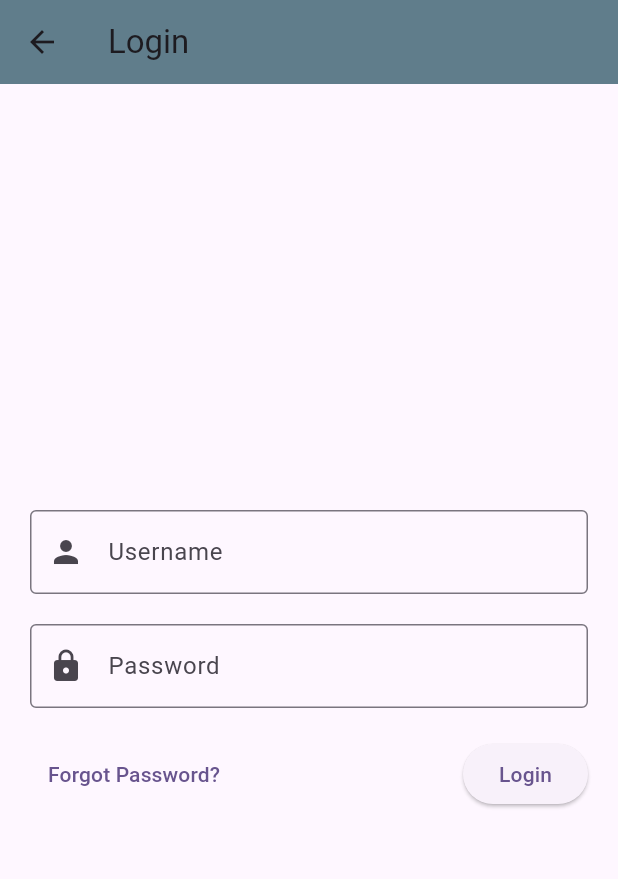
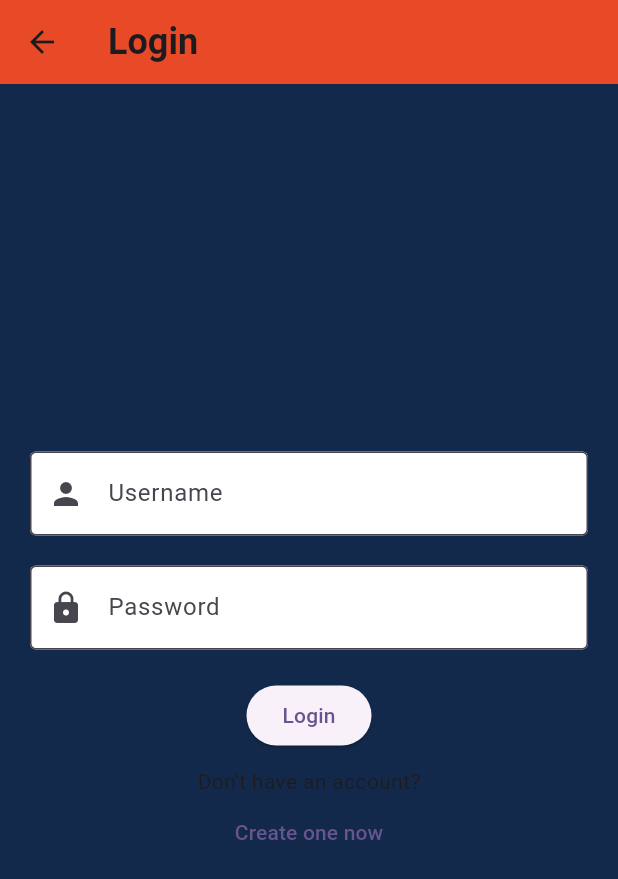
Before and after one commit to SiGMobileUIUC/cu_foodtruck_finder, a Flutter app: the LoginPage screen opened directly, on a phone screen of 412 x 824 dp. Shown: the top 879 px of the screen. Run offline on Flutter 3.47's test engine with Material 3 defaults, Android fonts, the phone set to English and light mode, and no system bars; Roboto replaces fonts that are missing (CustomFont).

Commit message:
Polished UI more

```diff
--- a/lib/src/app/pages/login.dart
+++ b/lib/src/app/pages/login.dart
@@ -6,9 +6,17 @@ class LoginPage extends StatelessWidget {
   @override
   Widget build(BuildContext context) {
     return Scaffold(
+      backgroundColor: const Color(0xFF13294B),
       appBar: AppBar(
-        title: const Text("Login"),
-        backgroundColor: Colors.blueGrey,
+        title: const Text(
+          'Login',
+          style: TextStyle(
+            fontFamily: 'CustomFont',
+            fontSize: 24,
+            fontWeight: FontWeight.bold,
+          ),
+        ),
+        backgroundColor: const Color(0xFFE84A27),
       ),
       body: Padding(
         padding: const EdgeInsets.all(20.0),
@@ -20,6 +28,8 @@ class LoginPage extends StatelessWidget {
                 labelText: "Username",
                 prefixIcon: Icon(Icons.person),
                 border: OutlineInputBorder(),
+                filled: true,
+                fillColor: Colors.white,
               ),
             ),
             const SizedBox(height: 20),
@@ -28,32 +38,21 @@ class LoginPage extends StatelessWidget {
                 labelText: "Password",
                 prefixIcon: Icon(Icons.lock),
                 border: OutlineInputBorder(),
+                filled: true,
+                fillColor: Colors.white,
               ),
               obscureText: true,
             ),
             const SizedBox(height: 20),
-            Row(
-              mainAxisAlignment: MainAxisAlignment.center,
-              children: [
-                Expanded(
-                  child: Align(
-                   alignment: Alignment.centerLeft,
-                    child: TextButton(
-                     onPressed: () {},
-                     child: const Text("Forgot Password?"),
-                    ),
-                 ),
-                ),
-                Expanded(
-                child: Align(
-                  alignment: Alignment.centerRight,
-                  child: ElevatedButton(
-                    onPressed: () {},
-                    child: const Text("Login"),
-                  ),
-                ),
-               ),
-              ],
+            ElevatedButton(
+              onPressed: () {},
+              child: const Text("Login"),
+            ),
+            const SizedBox(height: 10),
+            const Text("Don't have an account?"),
+            TextButton(
+              onPressed: () {},
+              child: const Text("Create one now"),
             ),
           ],
         ),
```
